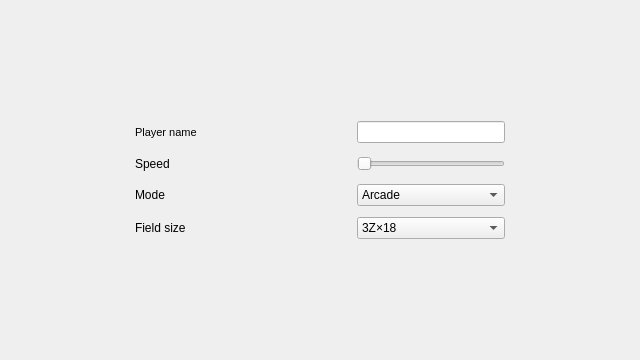
Old version of the form code/wgt_pages/page_configuration.ui in the repository fostfox/snake_game.
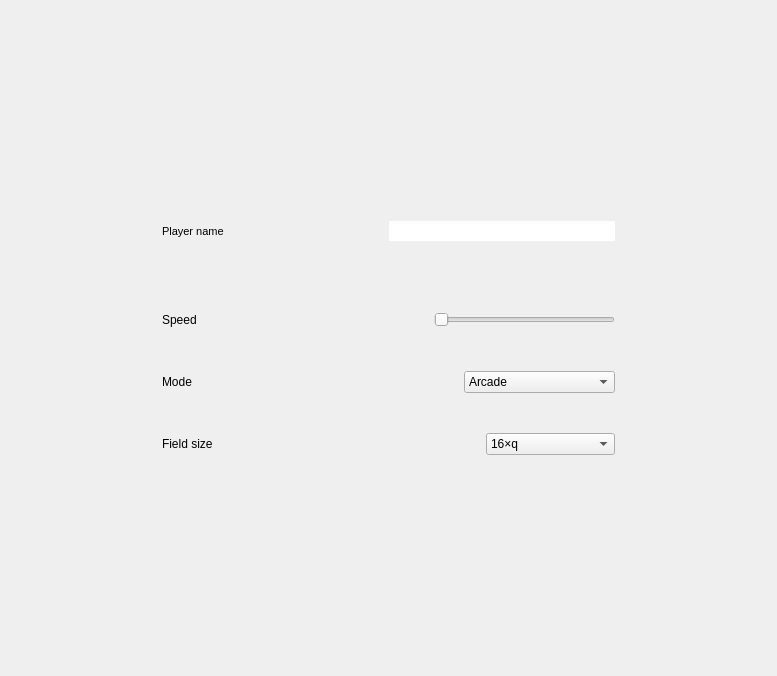
New version of the form.

The edit to the form file:
```diff
--- a/code/wgt_pages/page_configuration.ui
+++ b/code/wgt_pages/page_configuration.ui
@@ -6,8 +6,8 @@
    <rect>
     <x>0</x>
     <y>0</y>
-    <width>640</width>
-    <height>360</height>
+    <width>777</width>
+    <height>676</height>
    </rect>
   </property>
   <property name="windowTitle">
@@ -16,8 +16,8 @@
   <property name="styleSheet">
    <string notr="true"/>
   </property>
-  <layout class="QGridLayout" name="gridLayout">
-   <item row="0" column="0">
+  <layout class="QVBoxLayout" name="verticalLayout_3">
+   <item>
     <layout class="QVBoxLayout" name="verticalLayout_2" stretch="3,4,8,4,3">
      <item>
       <layout class="QHBoxLayout" name="horizontalLayout_6" stretch="2,7">
@@ -84,14 +84,20 @@
         </spacer>
        </item>
        <item>
-        <layout class="QVBoxLayout" name="verticalLayout" stretch="3,1,3,1,3,1,3">
+        <layout class="QVBoxLayout" name="verticalLayout" stretch="5,3,1,3,5,3,5">
          <property name="spacing">
           <number>0</number>
          </property>
          <item>
-          <layout class="QHBoxLayout" name="horizontalLayout" stretch="2,1,2">
+          <layout class="QHBoxLayout" name="horizontalLayout" stretch="3,1,4">
            <item>
             <widget class="QLabel" name="Player_name">
+             <property name="minimumSize">
+              <size>
+               <width>160</width>
+               <height>0</height>
+              </size>
+             </property>
              <property name="font">
               <font>
                <pointsize>8</pointsize>
@@ -138,14 +144,14 @@
            </item>
            <item>
             <widget class="QLineEdit" name="lineEdit_playerName">
-             <property name="sizePolicy">
-              <sizepolicy hsizetype="Expanding" vsizetype="Fixed">
-               <horstretch>0</horstretch>
-               <verstretch>0</verstretch>
-              </sizepolicy>
+             <property name="locale">
+              <locale language="English" country="UnitedStates"/>
              </property>
              <property name="maxLength">
-              <number>18</number>
+              <number>15</number>
+             </property>
+             <property name="frame">
+              <bool>false</bool>
              </property>
             </widget>
            </item>
@@ -156,6 +162,9 @@
            <property name="orientation">
             <enum>Qt::Vertical</enum>
            </property>
+           <property name="sizeType">
+            <enum>QSizePolicy::Preferred</enum>
+           </property>
            <property name="sizeHint" stdset="0">
             <size>
              <width>20</width>
@@ -166,8 +175,17 @@
          </item>
          <item>
           <layout class="QHBoxLayout" name="horizontalLayout_2" stretch="2,1,2">
+           <property name="sizeConstraint">
+            <enum>QLayout::SetFixedSize</enum>
+           </property>
            <item>
             <widget class="QLabel" name="Speed">
+             <property name="minimumSize">
+              <size>
+               <width>160</width>
+               <height>0</height>
+              </size>
+             </property>
              <property name="text">
               <string>Speed</string>
              </property>
@@ -188,6 +206,12 @@
            </item>
            <item>
             <widget class="QSlider" name="hSlider_speed">
+             <property name="sizePolicy">
+              <sizepolicy hsizetype="Expanding" vsizetype="Preferred">
+               <horstretch>0</horstretch>
+               <verstretch>0</verstretch>
+              </sizepolicy>
+             </property>
              <property name="styleSheet">
               <string notr="true"/>
              </property>
@@ -212,6 +236,9 @@
            <property name="orientation">
             <enum>Qt::Vertical</enum>
            </property>
+           <property name="sizeType">
+            <enum>QSizePolicy::Maximum</enum>
+           </property>
            <property name="sizeHint" stdset="0">
             <size>
              <width>20</width>
@@ -221,9 +248,18 @@
           </spacer>
          </item>
          <item>
-          <layout class="QHBoxLayout" name="horizontalLayout_3" stretch="2,1,2">
+          <layout class="QHBoxLayout" name="horizontalLayout_3" stretch="7,5,6">
+           <property name="sizeConstraint">
+            <enum>QLayout::SetMinimumSize</enum>
+           </property>
            <item>
             <widget class="QLabel" name="Mode">
+             <property name="minimumSize">
+              <size>
+               <width>160</width>
+               <height>0</height>
+              </size>
+             </property>
              <property name="text">
               <string>Mode</string>
              </property>
@@ -269,6 +305,9 @@
            <property name="orientation">
             <enum>Qt::Vertical</enum>
            </property>
+           <property name="sizeType">
+            <enum>QSizePolicy::Maximum</enum>
+           </property>
            <property name="sizeHint" stdset="0">
             <size>
              <width>20</width>
@@ -278,9 +317,15 @@
           </spacer>
          </item>
          <item>
-          <layout class="QHBoxLayout" name="horizontalLayout_4" stretch="2,1,2">
+          <layout class="QHBoxLayout" name="horizontalLayout_4" stretch="5,5,4">
            <item>
             <widget class="QLabel" name="Field_Size">
+             <property name="minimumSize">
+              <size>
+               <width>160</width>
+               <height>0</height>
+              </size>
+             </property>
              <property name="text">
               <string>Field size</string>
              </property>
@@ -307,6 +352,11 @@
                <verstretch>0</verstretch>
               </sizepolicy>
              </property>
+             <item>
+              <property name="text">
+               <string>16×q</string>
+              </property>
+             </item>
              <item>
               <property name="text">
                <string>3Z×18</string>
```
Left out of the diff: 11 changed lines with no effect on the pictures.
